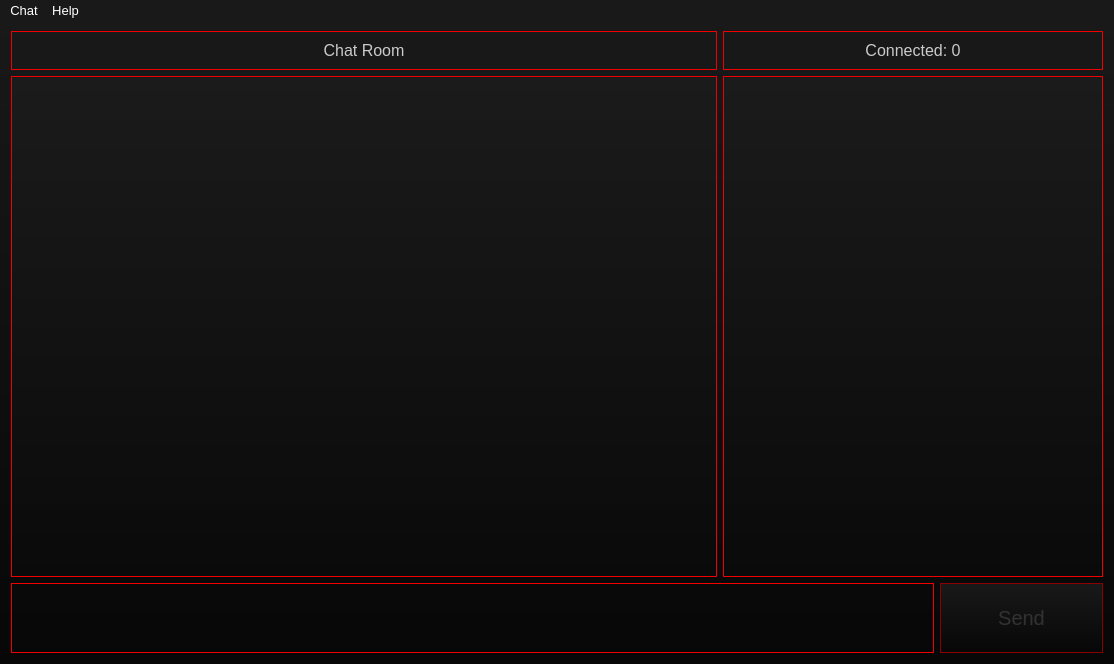
Qt form src/View/MainWindow/mainwindow.ui (Flone-dnb/Silent) before a commit.
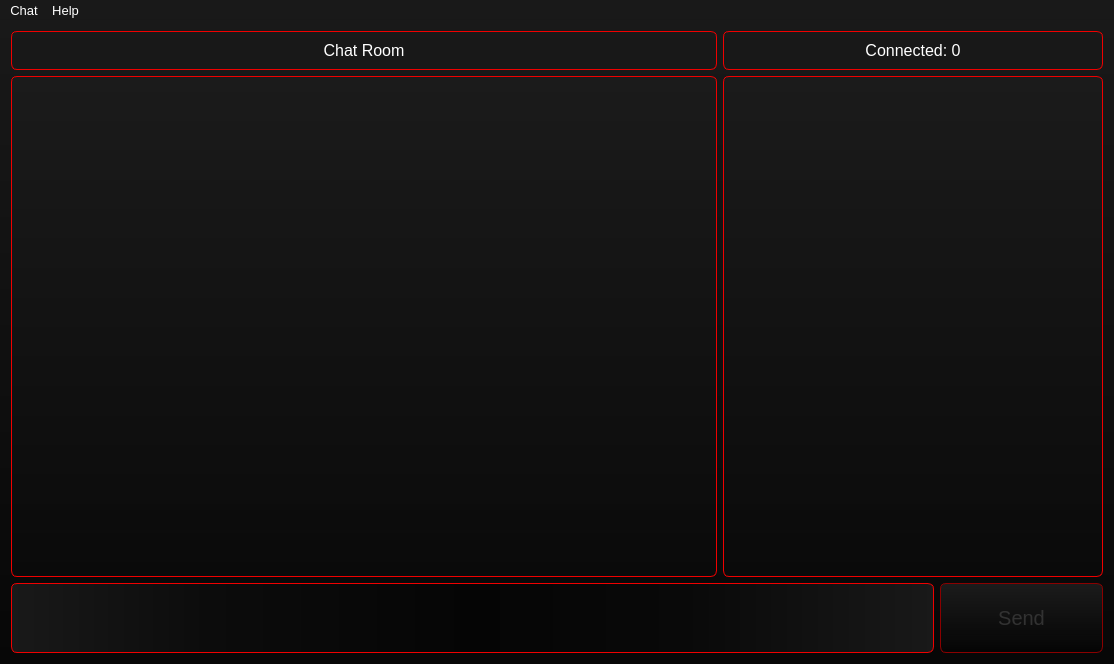
The same form after that commit.

Commit message: Added color to the list of the connected users.

Patch:
```diff
--- a/src/View/MainWindow/mainwindow.ui
+++ b/src/View/MainWindow/mainwindow.ui
@@ -42,8 +42,9 @@
           </property>
           <property name="styleSheet">
            <string notr="true">background-color: qlineargradient(spread:pad, x1:0, y1:0, x2:1, y2:0, stop:0.461538 rgba(255, 255, 255, 0));
-
-border: 1px solid rgb(240, 0, 0);</string>
+color: white;
+border: 1px solid rgb(240, 0, 0);
+border-radius: 6px;</string>
           </property>
           <property name="locale">
            <locale language="English" country="UnitedStates"/>
@@ -66,8 +67,9 @@
           </property>
           <property name="styleSheet">
            <string notr="true">background-color: qlineargradient(spread:pad, x1:0, y1:0, x2:1, y2:0, stop:0.461538 rgba(255, 255, 255, 0));
-
-border: 1px solid rgb(240, 0, 0);</string>
+color: white;
+border: 1px solid rgb(240, 0, 0);
+border-radius: 6px;</string>
           </property>
           <property name="locale">
            <locale language="English" country="UnitedStates"/>
@@ -94,8 +96,9 @@
           </property>
           <property name="styleSheet">
            <string notr="true">background-color: qlineargradient(spread:pad, x1:0.5, y1:1, x2:0.5, y2:0, stop:0 rgba(10, 10, 10, 255), stop:1 rgba(27, 27, 27, 255));
-
-border: 1px solid rgb(240, 0, 0);</string>
+selection-background-color: rgb(140, 0, 0);
+border: 1px solid rgb(240, 0, 0);
+border-radius: 6px;</string>
           </property>
           <property name="readOnly">
            <bool>true</bool>
@@ -118,8 +121,9 @@
              <string notr="true">QListWidget
 {
 	background-color: qlineargradient(spread:pad, x1:0.5, y1:1, x2:0.5, y2:0, stop:0 rgba(10, 10, 10, 255), stop:1 rgba(27, 27, 27, 255));
-
+	color: white;
 	border: 1px solid rgb(240, 0, 0);
+	border-radius: 6px;
 }
 
 
@@ -155,9 +159,11 @@
            </font>
           </property>
           <property name="styleSheet">
-           <string notr="true">background-color: qlineargradient(spread:pad, x1:0, y1:0, x2:1, y2:0, stop:0.461538 rgba(255, 255, 255, 0));
-
-border: 1px solid rgb(240, 0, 0);</string>
+           <string notr="true">background-color: qlineargradient(spread:pad, x1:0, y1:0.5, x2:1, y2:0.5, stop:0 rgba(25, 25, 25, 255), stop:0.211618 rgba(12, 12, 12, 255), stop:0.5 rgba(5, 5, 5, 255), stop:0.73029 rgba(9, 9, 9, 255), stop:1 rgba(25, 25, 25, 255));
+selection-background-color: rgb(140, 0, 0);
+color: white;
+border: 1px solid rgb(240, 0, 0);
+border-radius: 6px;</string>
           </property>
           <property name="locale">
            <locale language="Russian" country="Russia"/>
@@ -184,12 +190,15 @@
           <property name="styleSheet">
            <string notr="true">QPushButton
 {
+	background-color: qlineargradient(spread:pad, x1:0.5, y1:1, x2:0.5, y2:0, stop:0 rgba(7, 7, 7, 255), stop:1 rgba(28, 28, 28, 255));
 	border: 1px solid rgb(240, 0, 0);
-	color: rgb(255, 255, 255);
+	border-radius: 6px;
+	color: white;
 }
 
 QPushButton:disabled
 {
+	background-color: qlineargradient(spread:pad, x1:0.5, y1:1, x2:0.5, y2:0, stop:0 rgba(4, 4, 4, 200), stop:1 rgba(29, 29, 29, 230));
 	border: 1px solid darkred;
 	color: rgb(50, 50, 50);
 }
```
Left out of the diff: 2 changed lines with no effect on the pictures. The commit also changes 5 other files.
